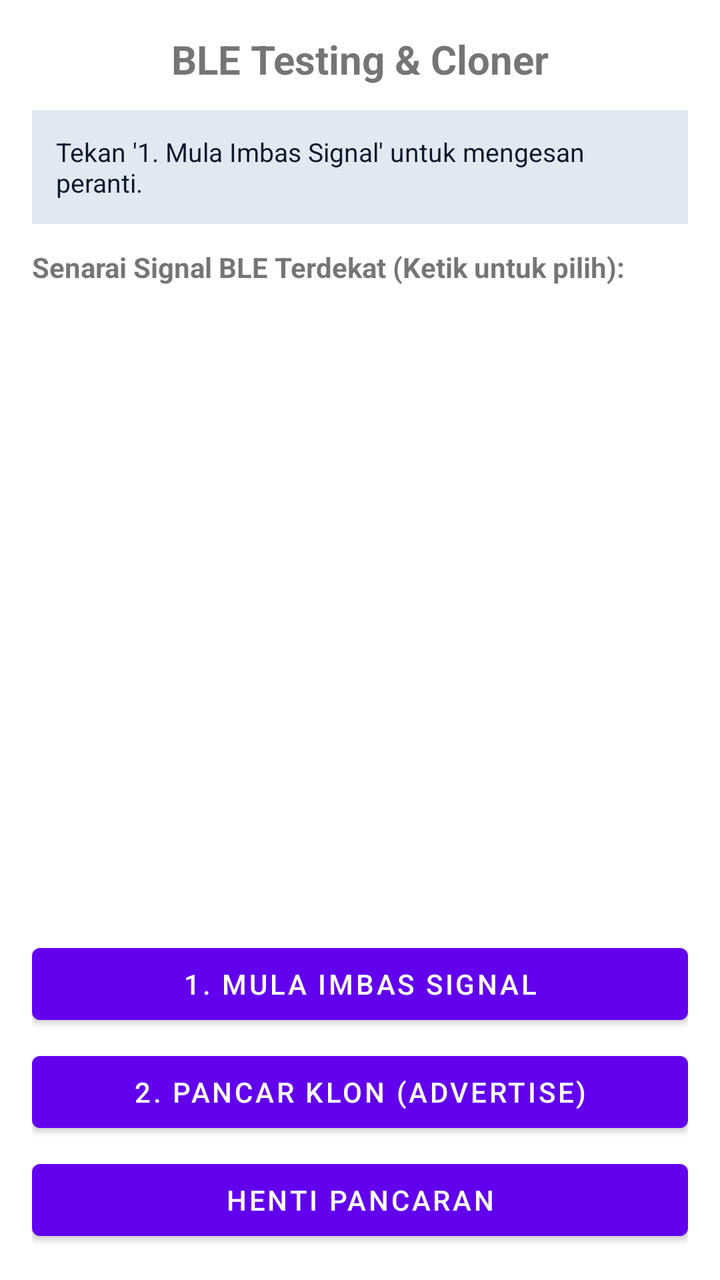
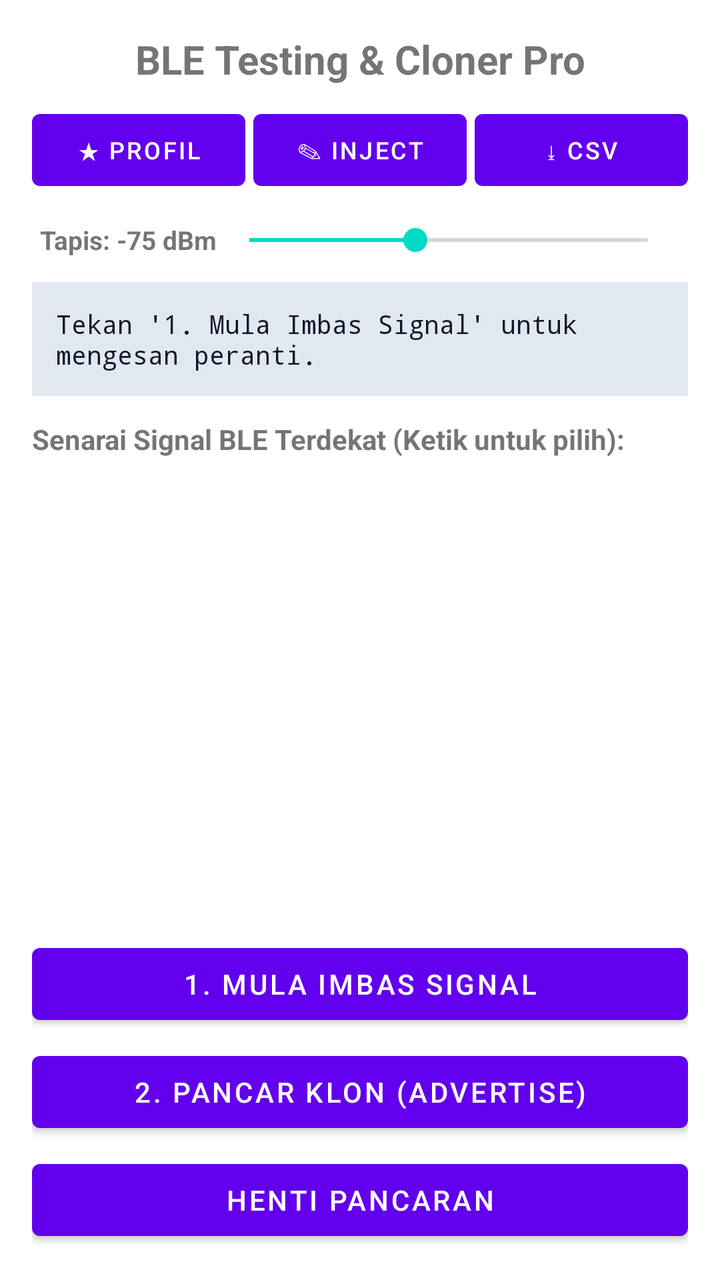

An Android layout rendered at two revisions. The XML below is the earlier revision; the diff shows what the commit changed to produce the second picture.
<!-- AndroidManifest.xml: application theme Theme.MaterialComponents.DayNight.NoActionBar -->
<!-- res/layout/activity_main.xml -->
<?xml version="1.0" encoding="utf-8"?>
<LinearLayout xmlns:android="http://schemas.android.com/apk/res/android"
    android:layout_width="match_parent"
    android:layout_height="match_parent"
    android:orientation="vertical"
    android:padding="16dp">

    <TextView
        android:id="@+id/tvHeader"
        android:layout_width="match_parent"
        android:layout_height="wrap_content"
        android:text="BLE Testing &amp; Cloner"
        android:textSize="20sp"
        android:textStyle="bold"
        android:textAlignment="center"
        android:layout_marginBottom="12dp" />

    
    <TextView
        android:id="@+id/tvStatus"
        android:layout_width="match_parent"
        android:layout_height="wrap_content"
        android:background="#E2E8F0"
        android:textColor="#0F172A"
        android:padding="12dp"
        android:text="Tekan '1. Mula Imbas Signal' untuk mengesan peranti."
        android:textSize="13sp"
        android:layout_marginBottom="12dp" />

    <TextView
        android:layout_width="wrap_content"
        android:layout_height="wrap_content"
        android:text="Senarai Signal BLE Terdekat (Ketik untuk pilih):"
        android:textSize="14sp"
        android:textStyle="bold"
        android:layout_marginBottom="6dp" />

    
    <ListView
        android:id="@+id/lvDevices"
        android:layout_width="match_parent"
        android:layout_height="0dp"
        android:layout_weight="1"
        android:divider="#334155"
        android:dividerHeight="1dp"
        android:layout_marginBottom="12dp" />

    <Button
        android:id="@+id/btnScan"
        android:layout_width="match_parent"
        android:layout_height="wrap_content"
        android:text="1. Mula Imbas Signal" />

    <Button
        android:id="@+id/btnBroadcast"
        android:layout_width="match_parent"
        android:layout_height="wrap_content"
        android:layout_marginTop="6dp"
        android:text="2. Pancar Klon (Advertise)" />

    <Button
        android:id="@+id/btnStopBroadcast"
        android:layout_width="match_parent"
        android:layout_height="wrap_content"
        android:layout_marginTop="6dp"
        android:text="Henti Pancaran" />

</LinearLayout>
<!-- resources referenced by this layout -->
<resources>

</resources>

<!-- the commit's change to res/layout/activity_main.xml (unified diff, before → after) -->
@@ -9,11 +9,71 @@
         android:id="@+id/tvHeader"
         android:layout_width="match_parent"
         android:layout_height="wrap_content"
-        android:text="BLE Testing &amp; Cloner"
+        android:text="BLE Testing &amp; Cloner Pro"
         android:textSize="20sp"
         android:textStyle="bold"
         android:textAlignment="center"
-        android:layout_marginBottom="12dp" />
+        android:layout_marginBottom="8dp" />
+
+    
+    <LinearLayout
+        android:layout_width="match_parent"
+        android:layout_height="wrap_content"
+        android:orientation="horizontal"
+        android:weightSum="3"
+        android:layout_marginBottom="8dp">
+
+        <Button
+            android:id="@+id/btnBookmarks"
+            android:layout_width="0dp"
+            android:layout_height="wrap_content"
+            android:layout_weight="1"
+            android:text="★ Profil"
+            android:textSize="12sp" />
+
+        <Button
+            android:id="@+id/btnManualInject"
+            android:layout_width="0dp"
+            android:layout_height="wrap_content"
+            android:layout_weight="1"
+            android:layout_marginStart="4dp"
+            android:layout_marginEnd="4dp"
+            android:text="✎ Inject"
+            android:textSize="12sp" />
+
+        <Button
+            android:id="@+id/btnExportCsv"
+            android:layout_width="0dp"
+            android:layout_height="wrap_content"
+            android:layout_weight="1"
+            android:text="⤓ CSV"
+            android:textSize="12sp" />
+    </LinearLayout>
+
+    
+    <LinearLayout
+        android:layout_width="match_parent"
+        android:layout_height="wrap_content"
+        android:orientation="horizontal"
+        android:gravity="center_vertical"
+        android:padding="4dp"
+        android:layout_marginBottom="8dp">
+
+        <TextView
+            android:id="@+id/tvRssiLabel"
+            android:layout_width="wrap_content"
+            android:layout_height="wrap_content"
+            android:text="Tapis: -75 dBm"
+            android:textSize="13sp"
+            android:textStyle="bold" />
+
+        <SeekBar
+            android:id="@+id/sbRssi"
+            android:layout_width="match_parent"
+            android:layout_height="wrap_content"
+            android:max="60"
+            android:progress="25" />
+    </LinearLayout>
 
     
     <TextView
@@ -25,6 +85,7 @@
         android:padding="12dp"
         android:text="Tekan '1. Mula Imbas Signal' untuk mengesan peranti."
         android:textSize="13sp"
+        android:fontFamily="monospace"
         android:layout_marginBottom="12dp" />
 
     <TextView
